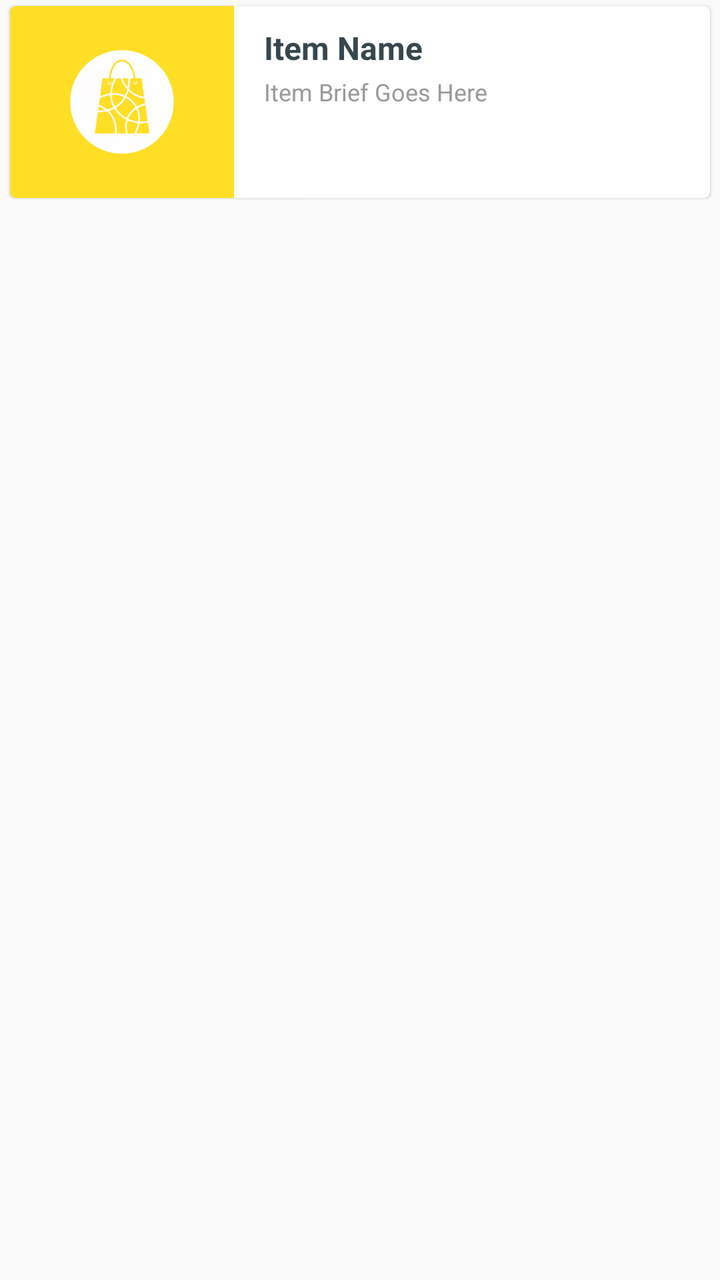
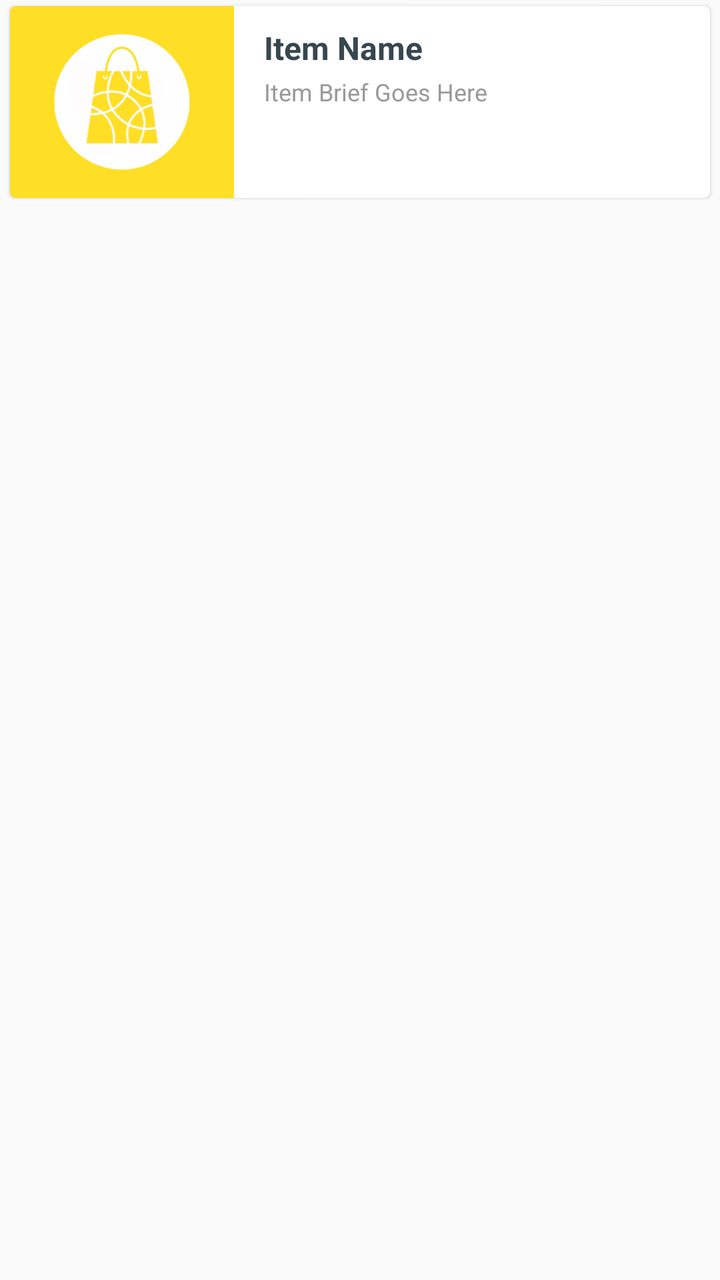

The first picture is an Android layout as it rendered before a commit; the second is the same layout after the commit. The layout source and the unified diff follow.
<!-- AndroidManifest.xml: application theme AppTheme -->
<!-- res/layout/item_category.xml -->
<?xml version="1.0" encoding="utf-8"?>
<RelativeLayout xmlns:android="http://schemas.android.com/apk/res/android"
    xmlns:app="http://schemas.android.com/apk/res-auto"
    android:layout_width="wrap_content"
    android:layout_height="wrap_content">

    <androidx.cardview.widget.CardView
        android:layout_width="match_parent"
        android:layout_height="wrap_content"
        android:layout_marginBottom="@dimen/spacing_small"
        android:layout_marginLeft="@dimen/spacing_medium"
        android:layout_marginRight="@dimen/spacing_medium"
        android:layout_marginTop="@dimen/spacing_small"
        android:clipToPadding="false"
        app:cardBackgroundColor="@android:color/white"
        app:cardCornerRadius="@dimen/card_radius"
        app:cardElevation="@dimen/card_elevation"
        app:cardUseCompatPadding="false">

        <FrameLayout
            android:id="@+id/lyt_parent"
            style="@style/RippleStyleBlack"
            android:layout_width="match_parent"
            android:layout_height="match_parent">

            <LinearLayout
                android:layout_width="match_parent"
                android:layout_height="match_parent"
                android:orientation="horizontal">

                <LinearLayout
                    android:id="@+id/lyt_color"
                    android:layout_width="112dp"
                    android:layout_height="96dp"
                    android:background="@color/colorAccent"
                    android:gravity="center"
                    android:padding="22dp">

                    <ImageView
                        android:id="@+id/image"
                        android:layout_width="match_parent"
                        android:layout_height="match_parent"
                        android:contentDescription="@string/title_category"
                        android:scaleType="centerInside"
                        android:src="@drawable/ic_logo" />

                </LinearLayout>

                <LinearLayout
                    android:layout_width="match_parent"
                    android:layout_height="wrap_content"
                    android:background="@android:color/white"
                    android:orientation="vertical"
                    android:paddingBottom="@dimen/spacing_middle"
                    android:paddingLeft="@dimen/spacing_large"
                    android:paddingRight="@dimen/spacing_large"
                    android:paddingTop="@dimen/spacing_middle">

                    <TextView
                        android:id="@+id/name"
                        android:layout_width="wrap_content"
                        android:layout_height="wrap_content"
                        android:text="Item Name"
                        android:textAppearance="@style/Base.TextAppearance.AppCompat.Subhead"
                        android:textColor="@color/grey_80"
                        android:textStyle="bold" />

                    <TextView
                        android:id="@+id/brief"
                        android:layout_width="wrap_content"
                        android:layout_height="wrap_content"
                        android:layout_marginTop="@dimen/spacing_small"
                        android:maxLines="2"
                        android:text="Item Brief Goes Here"
                        android:textAppearance="@style/Base.TextAppearance.AppCompat.Caption"
                        android:textColor="@color/grey_40" />

                </LinearLayout>
            </LinearLayout>

        </FrameLayout>

    </androidx.cardview.widget.CardView>

</RelativeLayout>
<!-- resources referenced by this layout -->
<resources>
  <color name="colorAccent">#FFDE26</color>
  <color name="grey_40">#999999</color>
  <color name="grey_80">#37474F</color>
  <dimen name="card_elevation">1dp</dimen>
  <dimen name="card_radius">3dp</dimen>
  <dimen name="spacing_large">15dp</dimen>
  <dimen name="spacing_medium">5dp</dimen>
  <dimen name="spacing_middle">10dp</dimen>
  <dimen name="spacing_small">3dp</dimen>
  <!-- drawable ic_logo: png bitmap (drawable, 21548 bytes) -->
  <string name="title_category">Categories</string>
  <style name="RippleStyleBlack" parent="RippleStyleWhite" />
  <style name="AppTheme" parent="Theme.AppCompat.Light.NoActionBar">
          
          <item name="colorPrimary">@color/colorPrimary</item>
          <item name="colorPrimaryDark">@color/colorPrimaryDark</item>
          <item name="colorAccent">@color/colorAccent</item>
          <item name="colorControlNormal">@color/grey_60</item>
          <item name="fontFamily">@font/iransans</item>
      </style>
  <style name="RippleStyleWhite">
          <item name="android:foreground">?attr/selectableItemBackground</item>
          <item name="android:clickable">true</item>
          <item name="android:focusable">true</item>
      </style>
  <color name="colorPrimary">#4DB151</color>
  <color name="colorPrimaryDark">#429E45</color>
  <color name="grey_60">#666666</color>
</resources>

<!-- the commit's change to res/layout/item_category.xml (unified diff, before → after) -->
@@ -34,7 +34,7 @@
                     android:layout_height="96dp"
                     android:background="@color/colorAccent"
                     android:gravity="center"
-                    android:padding="22dp">
+                    android:padding="14dp">
 
                     <ImageView
                         android:id="@+id/image"
